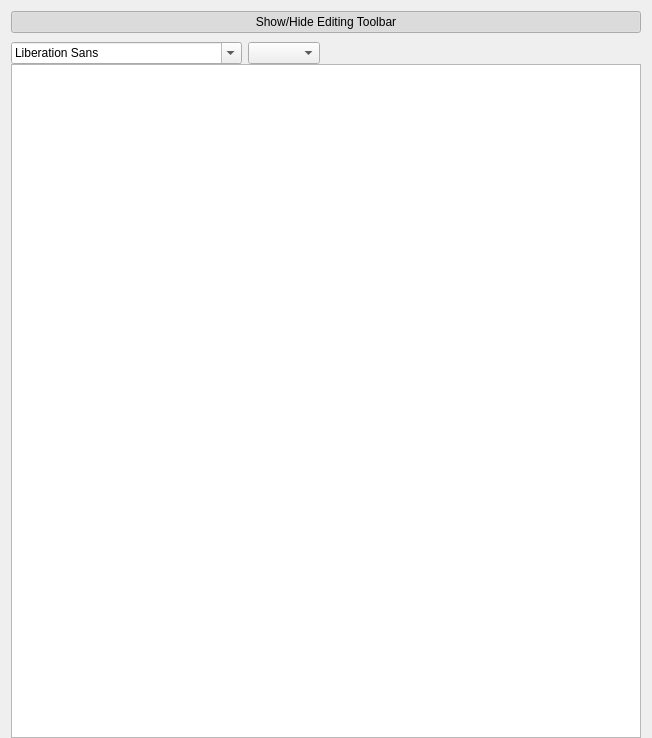
Above: src/WidgetTextEdit.ui from gdevic/LucidNotes before the change. Below: the same form after it.
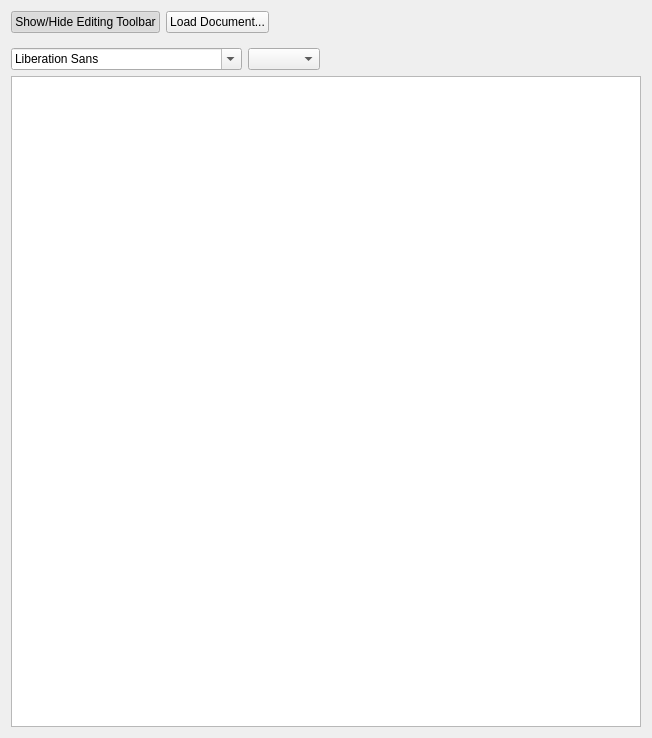
That is the form after the change. Custom widgets are drawn as their Qt base class.

Commit message: Load a document

The edit to the form file:
```diff
--- a/src/WidgetTextEdit.ui
+++ b/src/WidgetTextEdit.ui
@@ -10,15 +10,13 @@
     <height>738</height>
    </rect>
   </property>
+  <layout class="QVBoxLayout" name="verticalLayout_2">
+   <item>
   <layout class="QVBoxLayout" name="verticalLayout">
-   <property name="spacing">
-    <number>0</number>
-   </property>
-   <property name="bottomMargin">
-    <number>0</number>
-   </property>
    <item>
-    <widget class="QPushButton" name="pushButton">
+      <layout class="QHBoxLayout" name="horizontalLayout">
+       <item>
+        <widget class="QPushButton" name="pbShowHide">
      <property name="text">
       <string>Show/Hide Editing Toolbar</string>
      </property>
@@ -31,7 +29,29 @@
     </widget>
    </item>
    <item>
-    <widget class="QWidget" name="widget" native="true">
+        <widget class="QPushButton" name="pbLoad">
+         <property name="text">
+          <string>Load Document...</string>
+         </property>
+        </widget>
+       </item>
+       <item>
+        <spacer name="horizontalSpacer_2">
+         <property name="orientation">
+          <enum>Qt::Horizontal</enum>
+         </property>
+         <property name="sizeHint" stdset="0">
+          <size>
+           <width>40</width>
+           <height>20</height>
+          </size>
+         </property>
+        </spacer>
+       </item>
+      </layout>
+     </item>
+     <item>
+      <widget class="QWidget" name="editingToolbar" native="true">
      <layout class="QHBoxLayout" name="horizontalLayout_2">
       <property name="leftMargin">
        <number>0</number>
@@ -66,6 +86,8 @@
    </item>
    <item>
     <widget class="CTextEdit" name="textEdit"/>
+     </item>
+    </layout>
    </item>
   </layout>
  </widget>
```
Lines whose indentation alone changed are shown as unchanged. The commit also changes 2 other files.
